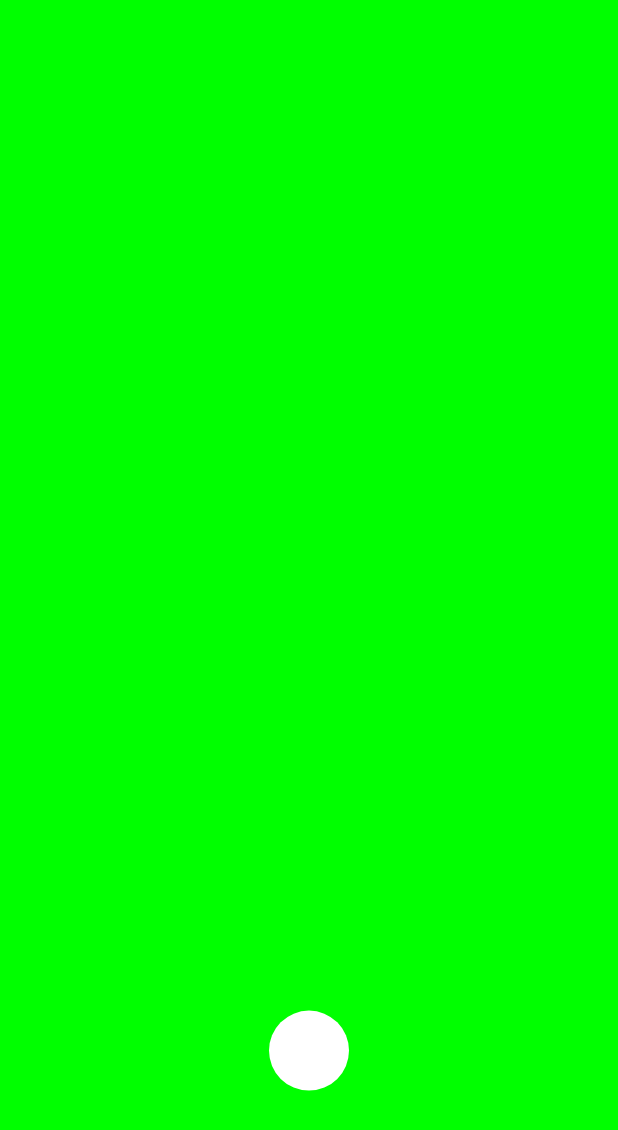
After one commit to mjdall/BallFling, an Android app: the GameActiviy screen opened directly, with no data from a screen before it, on a phone screen of 412 x 824 dp. The commit adds this screen. Shown: the top 1130 px of the screen. Run offline under Robolectric (Android 15) with nearby library versions, the phone set to English and light mode, and no system bars.

Commit message:
Added drawing ball to screen

```diff
--- a/app/build.gradle
+++ b/app/build.gradle
@@ -22,6 +22,7 @@ dependencies {
     implementation fileTree(dir: 'libs', include: ['*.jar'])
     implementation 'com.android.support:appcompat-v7:28.0.0'
     implementation 'com.android.support.constraint:constraint-layout:1.1.3'
+    implementation 'com.android.support:support-v4:28.0.0'
     testImplementation 'junit:junit:4.12'
     androidTestImplementation 'com.android.support.test:runner:1.0.2'
     androidTestImplementation 'com.android.support.test.espresso:espresso-core:3.0.2'
--- a/app/src/main/AndroidManifest.xml
+++ b/app/src/main/AndroidManifest.xml
@@ -16,6 +16,12 @@
                 <category android:name="android.intent.category.LAUNCHER" />
             </intent-filter>
         </activity>
+        <activity
+            android:name=".GameActiviy"
+            android:configChanges="orientation|keyboardHidden|screenSize"
+            android:label="@string/title_activity_game_activiy"
+            android:theme="@style/FullscreenTheme">
+        </activity>
     </application>
 
 </manifest>
--- a/app/src/main/java/name/small/ballflinggame/Ball.java
+++ b/app/src/main/java/name/small/ballflinggame/Ball.java
@@ -1,21 +1,23 @@
 package name.small.ballflinggame;
 
 import android.graphics.Canvas;
+import android.graphics.Color;
 import android.graphics.Paint;
 
 public class Ball extends GameObject {
 
     private double radius;
-    private Paint colour;
+    private Paint paint;
 
-    public Ball(double x, double y, double radius, Paint colour) {
+    public Ball(double x, double y, double radius, int colour) {
         super(x, y);
         this.radius = radius;
-        this.colour = colour;
+        this.paint = new Paint();
+        this.paint.setColor(colour);
     }
 
 
     public void draw(Canvas c) {
-        c.drawCircle((float)super.xPos, (float)super.yPos, (float)this.radius, this.colour);
+        c.drawCircle((float)super.xPos, (float)super.yPos, (float)this.radius, this.paint);
     }
 }
--- /dev/null
+++ b/app/src/main/java/name/small/ballflinggame/GameActiviy.java
@@ -0,0 +1,19 @@
+package name.small.ballflinggame;
+
+import android.annotation.SuppressLint;
+import android.support.v7.app.ActionBar;
+import android.support.v7.app.AppCompatActivity;
+import android.os.Bundle;
+import android.os.Handler;
+import android.view.MotionEvent;
+import android.view.View;
+
+public class GameActiviy extends AppCompatActivity {
+
+
+    @Override
+    protected void onCreate(Bundle savedInstanceState) {
+        super.onCreate(savedInstanceState);
+        setContentView(R.layout.activity_game);
+    }
+}
--- /dev/null
+++ b/app/src/main/java/name/small/ballflinggame/GameState.java
@@ -0,0 +1,45 @@
+package name.small.ballflinggame;
+
+import android.content.Context;
+import android.graphics.Canvas;
+import android.graphics.Color;
+import android.graphics.Paint;
+import android.util.AttributeSet;
+import android.util.DisplayMetrics;
+import android.view.View;
+
+public class GameState extends View {
+
+    Ball ball;
+    Context parentC;
+
+    public GameState (Context c) {
+        super(c);
+        parentC = c;
+        init();
+    }
+
+    public GameState (Context c, AttributeSet attrs) {
+        super(c, attrs);
+        parentC = c;
+        init();
+    }
+
+    public GameState (Context c, AttributeSet attrs, int defStyle) {
+        super(c, attrs, defStyle);
+        parentC = c;
+        init();
+    }
+
+    private void init() {
+        DisplayMetrics metrics = parentC.getResources().getDisplayMetrics();
+        ball = new Ball( metrics.widthPixels / 2, metrics.heightPixels * 0.85, 40, Color.WHITE);
+    }
+
+    @Override
+    protected void onDraw(Canvas canvas) {
+        super.onDraw(canvas);
+        canvas.drawColor(Color.GREEN);
+        ball.draw(canvas);
+    }
+}
--- /dev/null
+++ b/app/src/main/res/layout/activity_game.xml
@@ -0,0 +1,19 @@
+<?xml version="1.0" encoding="utf-8"?>
+<android.support.constraint.ConstraintLayout xmlns:android="http://schemas.android.com/apk/res/android"
+    xmlns:app="http://schemas.android.com/apk/res-auto"
+    xmlns:tools="http://schemas.android.com/tools"
+    android:layout_width="match_parent"
+    android:layout_height="match_parent"
+    tools:context=".HomeScreen"
+    tools:layout_editor_absoluteY="25dp">
+
+
+    <name.small.ballflinggame.GameState
+        android:id="@+id/gameState"
+        android:layout_width="wrap_content"
+        android:layout_height="wrap_content"
+        app:layout_constraintBottom_toBottomOf="parent"
+        app:layout_constraintEnd_toEndOf="parent"
+        app:layout_constraintStart_toStartOf="parent"
+        app:layout_constraintTop_toTopOf="parent" />
+</android.support.constraint.ConstraintLayout>
--- a/app/src/main/res/values/colors.xml
+++ b/app/src/main/res/values/colors.xml
@@ -3,4 +3,6 @@
     <color name="colorPrimary">#3F51B5</color>
     <color name="colorPrimaryDark">#303F9F</color>
     <color name="colorAccent">#FF4081</color>
+
+    <color name="black_overlay">#66000000</color>
 </resources>
--- a/app/src/main/res/values/strings.xml
+++ b/app/src/main/res/values/strings.xml
@@ -4,4 +4,8 @@
     <string name="play_game">Play Game</string>
     <string name="exit_Game">Exit</string>
     <string name="high_scores">High Scores</string>
+
+    <string name="title_activity_game_activiy">GameActiviy</string>
+    <string name="dummy_button">Dummy Button</string>
+    <string name="dummy_content">DUMMY\nCONTENT</string>
 </resources>
--- a/app/src/main/res/values/styles.xml
+++ b/app/src/main/res/values/styles.xml
@@ -8,4 +8,16 @@
         <item name="colorAccent">@color/colorAccent</item>
     </style>
 
+    <style name="FullscreenTheme" parent="AppTheme">
+        <item name="android:actionBarStyle">@style/FullscreenActionBarStyle</item>
+        <item name="android:windowActionBarOverlay">true</item>
+        <item name="android:windowBackground">@null</item>
+        <item name="metaButtonBarStyle">?android:attr/buttonBarStyle</item>
+        <item name="metaButtonBarButtonStyle">?android:attr/buttonBarButtonStyle</item>
+    </style>
+
+    <style name="FullscreenActionBarStyle" parent="Widget.AppCompat.ActionBar">
+        <item name="android:background">@color/black_overlay</item>
+    </style>
+
 </resources>
```
Also changed, not shown: app/src/main/res/values/attrs.xml (added, +12 -0 lines), 2 other files.
